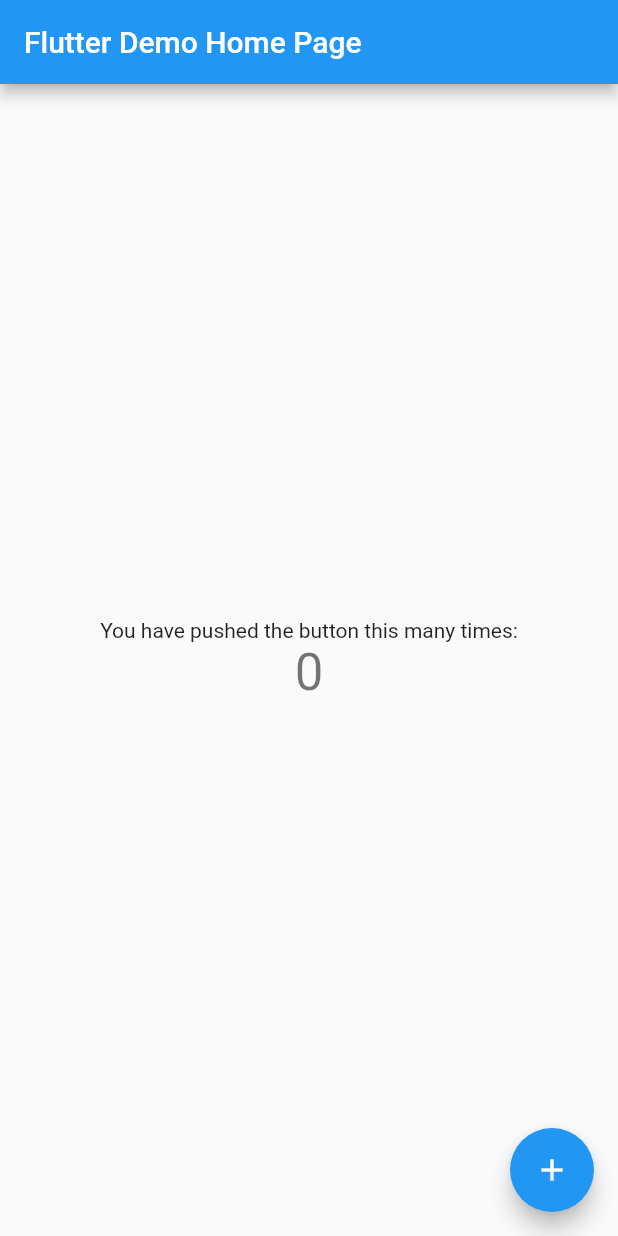
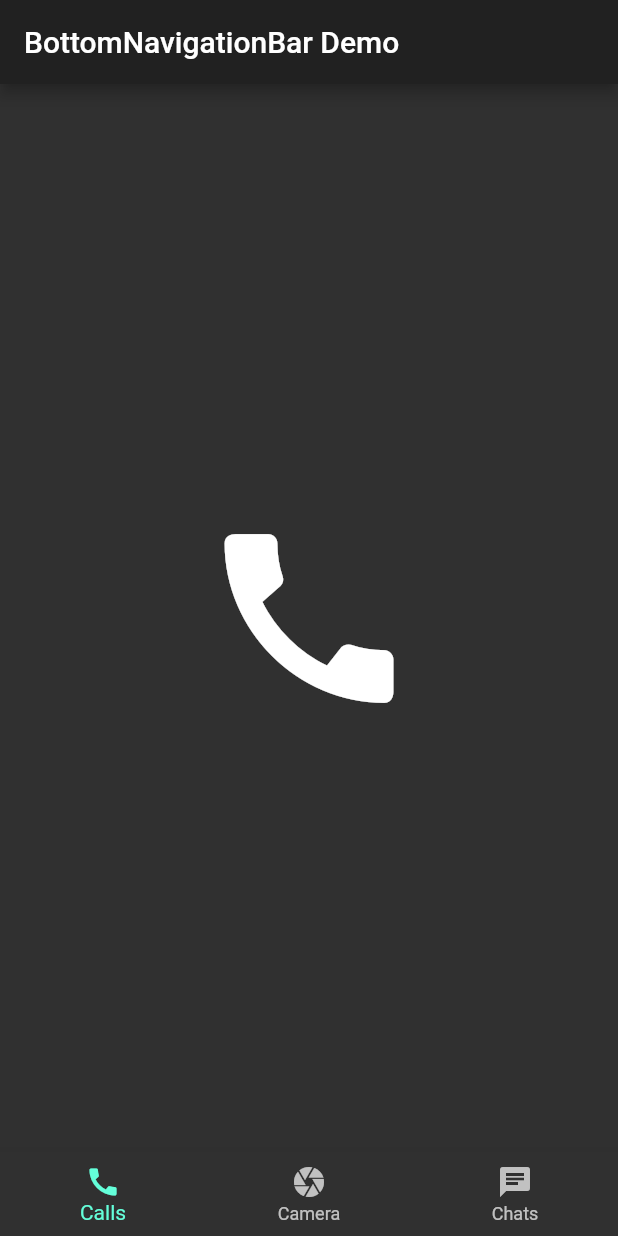
Before and after one commit to pinkeshdarji/flutter_bottom_navigation_bar, a Flutter app: the screen it shows after launch, on a phone screen of 412 x 824 dp. Run offline on Flutter 3.47's test engine with Material 2 defaults, Android fonts, the phone set to English and light mode, and no system bars.

Commit message:
All examples added.

```diff
--- /dev/null
+++ b/lib/basic_bottom_nav_bar.dart
@@ -0,0 +1,71 @@
+import 'package:flutter/material.dart';
+
+class BasicBottomNavBar extends StatefulWidget {
+  const BasicBottomNavBar({Key? key}) : super(key: key);
+
+  @override
+  _BasicBottomNavBarState createState() => _BasicBottomNavBarState();
+}
+
+class _BasicBottomNavBarState extends State<BasicBottomNavBar> {
+  int _selectedIndex = 0;
+
+  static const List<Widget> _pages = <Widget>[
+    Icon(
+      Icons.call,
+      size: 150,
+    ),
+    Icon(
+      Icons.camera,
+      size: 150,
+    ),
+    Icon(
+      Icons.chat,
+      size: 150,
+    ),
+    // Icon(
+    //   Icons.chat,
+    //   size: 150,
+    // ),
+  ];
+
+  void _onItemTapped(int index) {
+    setState(() {
+      _selectedIndex = index;
+    });
+  }
+
+  @override
+  Widget build(BuildContext context) {
+    return Scaffold(
+      appBar: AppBar(
+        title: const Text('BottomNavigationBar Demo'),
+      ),
+      body: Center(
+        child: _pages.elementAt(_selectedIndex),
+      ),
+      bottomNavigationBar: BottomNavigationBar(
+        items: const <BottomNavigationBarItem>[
+          BottomNavigationBarItem(
+            icon: Icon(Icons.call),
+            label: 'Calls',
+          ),
+          BottomNavigationBarItem(
+            icon: Icon(Icons.camera),
+            label: 'Camera',
+          ),
+          BottomNavigationBarItem(
+            icon: Icon(Icons.chat),
+            label: 'Chats',
+          ),
+          // BottomNavigationBarItem(
+          //   icon: Icon(Icons.chat),
+          //   label: 'Chats',
+          // ),
+        ],
+        currentIndex: _selectedIndex,
+        onTap: _onItemTapped,
+      ),
+    );
+  }
+}
--- a/lib/main.dart
+++ b/lib/main.dart
@@ -1,113 +1,26 @@
 import 'package:flutter/material.dart';
+
+import 'basic_bottom_nav_bar.dart';
 
 void main() {
   runApp(MyApp());
 }
 
-class MyApp extends StatelessWidget {
-  // This widget is the root of your application.
+class MyApp extends StatefulWidget {
+  @override
+  _MyAppState createState() => _MyAppState();
+}
+
+class _MyAppState extends State<MyApp> {
   @override
   Widget build(BuildContext context) {
     return MaterialApp(
-      title: 'Flutter Demo',
       theme: ThemeData(
-        // This is the theme of your application.
-        //
-        // Try running your application with "flutter run". You'll see the
-        // application has a blue toolbar. Then, without quitting the app, try
-        // changing the primarySwatch below to Colors.green and then invoke
-        // "hot reload" (press "r" in the console where you ran "flutter run",
-        // or simply save your changes to "hot reload" in a Flutter IDE).
-        // Notice that the counter didn't reset back to zero; the application
-        // is not restarted.
-        primarySwatch: Colors.blue,
+        primarySwatch: Colors.teal,
+        brightness: Brightness.dark,
       ),
-      home: MyHomePage(title: 'Flutter Demo Home Page'),
+      debugShowCheckedModeBanner: false,
+      home: BasicBottomNavBar(),
     );
   }
 }
-
-class MyHomePage extends StatefulWidget {
-  MyHomePage({Key key, this.title}) : super(key: key);
-
-  // This widget is the home page of your application. It is stateful, meaning
-  // that it has a State object (defined below) that contains fields that affect
-  // how it looks.
-
-  // This class is the configuration for the state. It holds the values (in this
-  // case the title) provided by the parent (in this case the App widget) and
-  // used by the build method of the State. Fields in a Widget subclass are
-  // always marked "final".
-
-  final String title;
-
-  @override
-  _MyHomePageState createState() => _MyHomePageState();
-}
-
-class _MyHomePageState extends State<MyHomePage> {
-  int _counter = 0;
-
-  void _incrementCounter() {
-    setState(() {
-      // This call to setState tells the Flutter framework that something has
-      // changed in this State, which causes it to rerun the build method below
-      // so that the display can reflect the updated values. If we changed
-      // _counter without calling setState(), then the build method would not be
-      // called again, and so nothing would appear to happen.
-      _counter++;
-    });
-  }
-
-  @override
-  Widget build(BuildContext context) {
-    // This method is rerun every time setState is called, for instance as done
-    // by the _incrementCounter method above.
-    //
-    // The Flutter framework has been optimized to make rerunning build methods
-    // fast, so that you can just rebuild anything that needs updating rather
-    // than having to individually change instances of widgets.
-    return Scaffold(
-      appBar: AppBar(
-        // Here we take the value from the MyHomePage object that was created by
-        // the App.build method, and use it to set our appbar title.
-        title: Text(widget.title),
-      ),
-      body: Center(
-        // Center is a layout widget. It takes a single child and positions it
-        // in the middle of the parent.
-        child: Column(
-          // Column is also a layout widget. It takes a list of children and
-          // arranges them vertically. By default, it sizes itself to fit its
-          // children horizontally, and tries to be as tall as its parent.
-          //
-          // Invoke "debug painting" (press "p" in the console, choose the
-          // "Toggle Debug Paint" action from the Flutter Inspector in Android
-          // Studio, or the "Toggle Debug Paint" command in Visual Studio Code)
-          // to see the wireframe for each widget.
-          //
-          // Column has various properties to control how it sizes itself and
-          // how it positions its children. Here we use mainAxisAlignment to
-          // center the children vertically; the main axis here is the vertical
-          // axis because Columns are vertical (the cross axis would be
-          // horizontal).
-          mainAxisAlignment: MainAxisAlignment.center,
-          children: <Widget>[
-            Text(
-              'You have pushed the button this many times:',
-            ),
-            Text(
-              '$_counter',
-              style: Theme.of(context).textTheme.headline4,
-            ),
-          ],
-        ),
-      ),
-      floatingActionButton: FloatingActionButton(
-        onPressed: _incrementCounter,
-        tooltip: 'Increment',
-        child: Icon(Icons.add),
-      ), // This trailing comma makes auto-formatting nicer for build methods.
-    );
-  }
-}
--- a/pubspec.yaml
+++ b/pubspec.yaml
@@ -18,7 +18,7 @@ publish_to: 'none' # Remove this line if you wish to publish to pub.dev
 version: 1.0.0+1
 
 environment:
-  sdk: ">=2.7.0 <3.0.0"
+  sdk: ">=2.12.0 <3.0.0"
 
 dependencies:
   flutter:
```
Also changed, not shown: lib/hide_on_scroll.dart (added, +234 -0 lines), lib/preserving_state.dart (added, +76 -0 lines), lib/with_fab.dart (added, +61 -0 lines), lib/with_tabbar.dart (added, +185 -0 lines), pubspec.lock.
